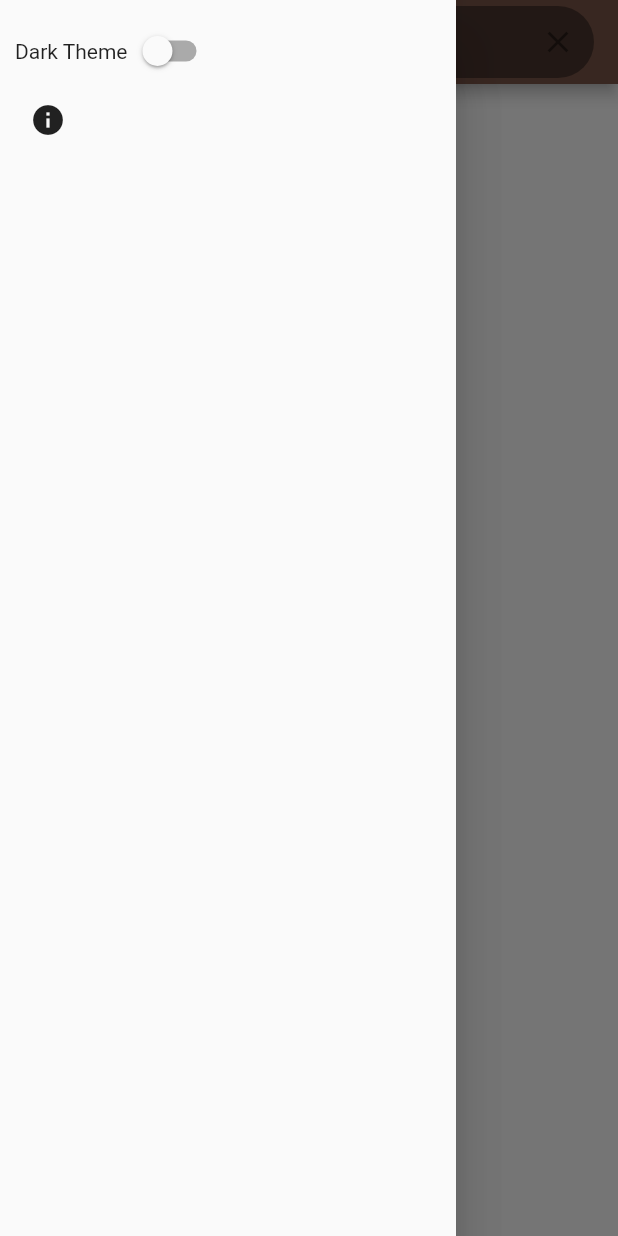
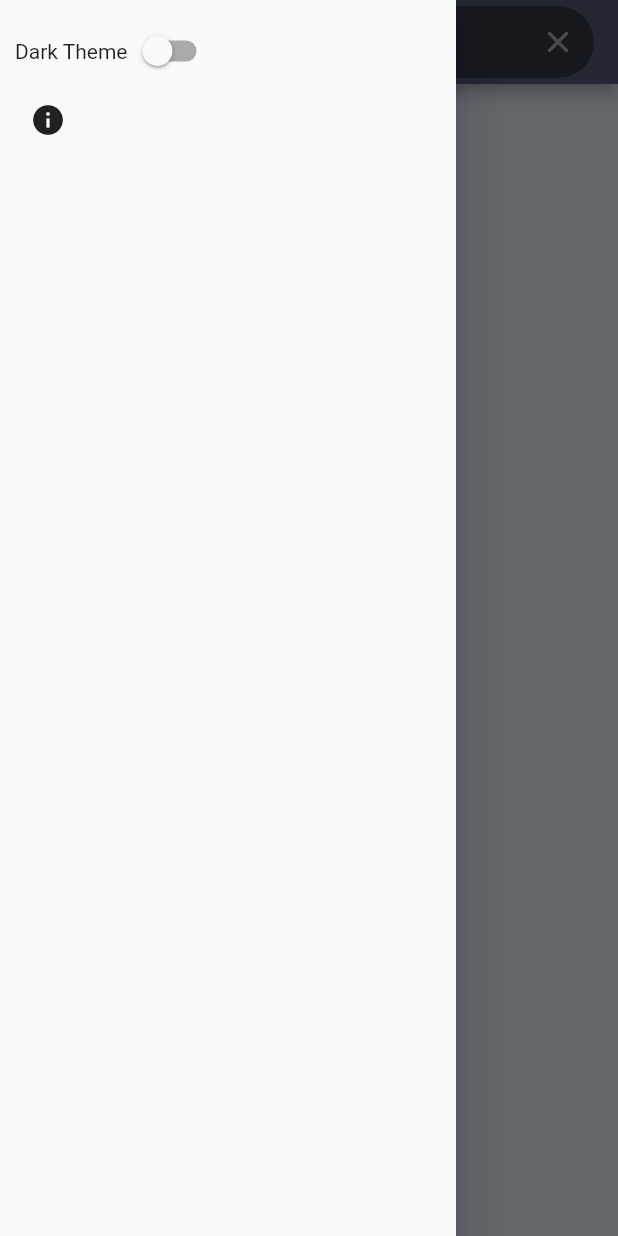
Before and after one commit to CraigFoote/ca.footeware.flutter.stackoverflowquestions, a Flutter app: the screen it shows after launch, with the side drawer open, on a phone screen of 412 x 824 dp. Run offline on Flutter 3.47's test engine with Material 2 defaults, Android fonts, the light colour scheme and no system bars; our stand-ins replace flutter_linkify, html_unescape, shared_preferences.

Commit message:
color styles

```diff
--- a/lib/custom_theme.dart
+++ b/lib/custom_theme.dart
@@ -6,15 +6,15 @@ class CustomTheme {
   static ThemeData get lightTheme {
     return ThemeData(
       colorScheme: ColorScheme.fromSwatch().copyWith(
-        primary: Colors.brown,
-        secondary: Colors.grey,
+        primary: const Color(0xffd8dee9),
+        secondary: const Color(0xffe5e9f0),
         brightness: Brightness.light,
       ),
-      scaffoldBackgroundColor: Colors.white54,
+      scaffoldBackgroundColor: const Color(0xffd8dee9),
       appBarTheme: const AppBarTheme(
-        color: Colors.brown,
+        color: Color(0xff4c566a),
         iconTheme: IconThemeData(
-          color: Colors.grey,
+          color: Color(0xffd8dee9),
         ),
       ),
       textTheme: ThemeData.light().textTheme,
@@ -24,16 +24,16 @@ class CustomTheme {
   static ThemeData get darkTheme {
     return ThemeData(
       colorScheme: ColorScheme.fromSwatch().copyWith(
-        primary: Colors.brown,
+        primary: const Color(0xff4c566a),
         secondary: Colors.grey,
         brightness: Brightness.dark,
         background: Colors.black12,
       ),
-      scaffoldBackgroundColor: Colors.black38,
+      scaffoldBackgroundColor: const Color(0xff4c566a),
       appBarTheme: const AppBarTheme(
-        color: Colors.brown,
+        color: Color(0xff2e3440),
         iconTheme: IconThemeData(
-          color: Colors.white70,
+          color: Color(0xffd8dee9),
         ),
       ),
       textTheme: ThemeData.dark().textTheme,
--- a/lib/home_page.dart
+++ b/lib/home_page.dart
@@ -125,7 +125,7 @@ class HomePageState extends State<HomePage> {
     return AppBar(
       leading: Builder(
         builder: (
-          _,
+          BuildContext context,
         ) {
           return IconButton(
             icon: const Icon(Icons.menu),
@@ -153,11 +153,13 @@ class HomePageState extends State<HomePage> {
             prefixIcon: const Icon(Icons.search),
             suffixIcon: IconButton(
               icon: const Icon(Icons.clear),
+              color: Colors.white54,
               onPressed: () => setState(
                 () => _searchController.clear(),
               ),
             ),
             hintText: 'Search...',
+            hintStyle: const TextStyle(color: Colors.white54),
             border: InputBorder.none,
           ),
           onSubmitted: (value) {
--- a/pubspec.yaml
+++ b/pubspec.yaml
@@ -65,8 +65,8 @@ flutter:
   # assets:
   #   - images/a_dot_burr.jpeg
   #   - images/a_dot_ham.jpeg
-    assets:
-      - images/programmer.jpg
+  assets:
+    - images/programmer.jpg
 
   # An image asset can refer to one or more resolution-specific "variants", see
   # https://flutter.dev/assets-and-images/#resolution-aware.
```
